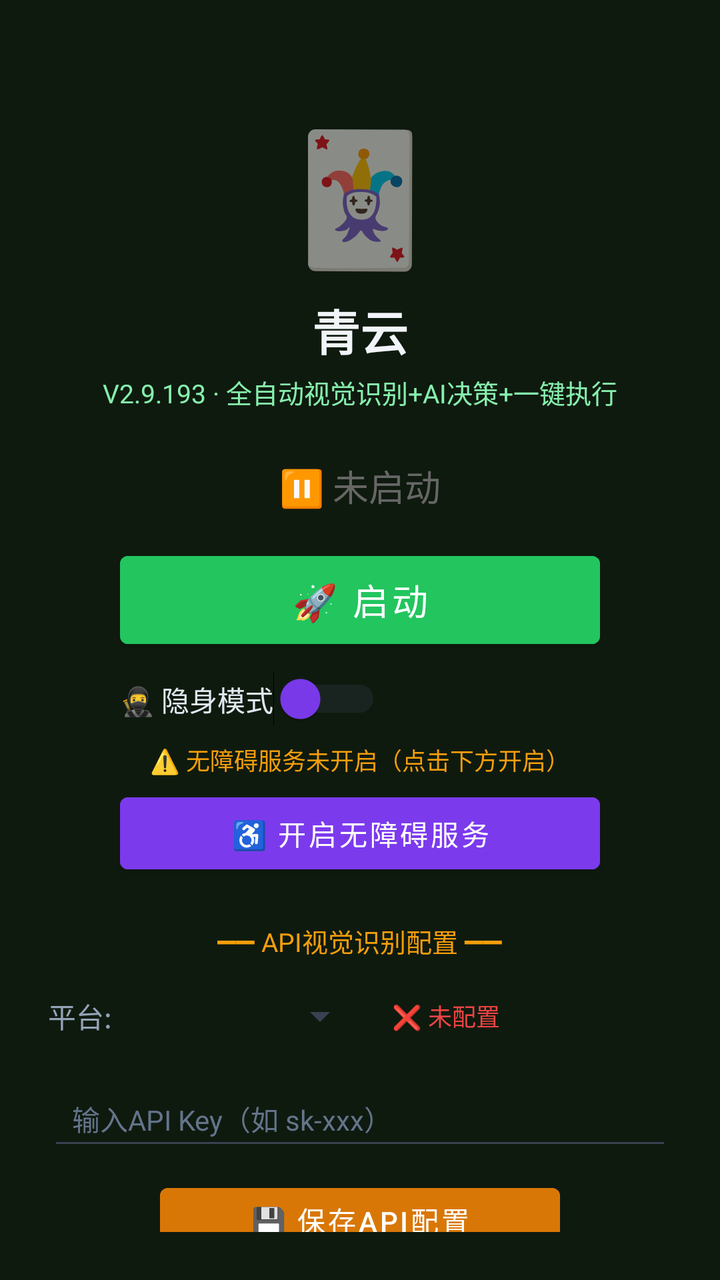
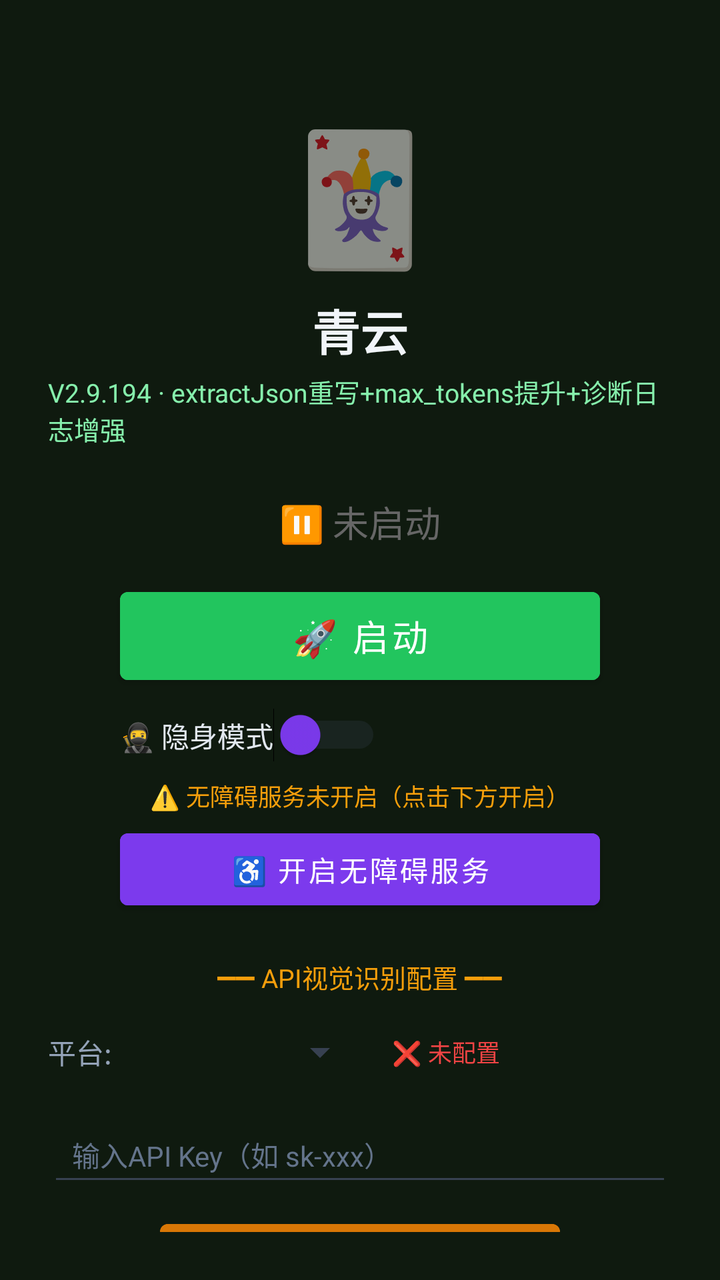

Before-and-after screenshots of an Android layout around one commit, followed by the original layout XML and the change that was made.
<!-- AndroidManifest.xml: activity theme Theme.MjScreenshot -->
<!-- res/layout/activity_main.xml -->
<?xml version="1.0" encoding="utf-8"?>
<LinearLayout xmlns:android="http://schemas.android.com/apk/res/android"
    android:layout_width="match_parent"
    android:layout_height="match_parent"
    android:orientation="vertical"
    android:background="#0f1a0f"
    android:padding="24dp"
    android:gravity="center_horizontal">

    <TextView
        android:layout_width="wrap_content"
        android:layout_height="wrap_content"
        android:text="🃏"
        android:textSize="64sp"
        android:layout_marginTop="30dp" />

    <TextView
        android:layout_width="wrap_content"
        android:layout_height="wrap_content"
        android:text="青云"
        android:textSize="24sp"
        android:textColor="#f1f5f9"
        android:textStyle="bold"
        android:layout_marginTop="8dp" />

    <TextView
        android:layout_width="wrap_content"
        android:layout_height="wrap_content"
        android:text="V2.9.193 · 全自动视觉识别+AI决策+一键执行"
        android:textSize="13sp"
        android:textColor="#86efac"
        android:layout_marginTop="4dp" />

    <TextView
        android:id="@+id/tvStatus"
        android:layout_width="wrap_content"
        android:layout_height="wrap_content"
        android:text="⏸ 未启动"
        android:textSize="18sp"
        android:textColor="#666666"
        android:layout_marginTop="24dp" />

    <Button
        android:id="@+id/btnStart"
        android:layout_width="240dp"
        android:layout_height="56dp"
        android:text="🚀 启动"
        android:textSize="18sp"
        android:textColor="#ffffff"
        android:backgroundTint="#22c55e"
        android:layout_marginTop="16dp" />

    <Button
        android:id="@+id/btnHelper"
        android:layout_width="240dp"
        android:layout_height="56dp"
        android:text="🃏 打开智囊"
        android:textSize="16sp"
        android:textColor="#ffffff"
        android:backgroundTint="#16a34a"
        android:layout_marginTop="12dp"
        android:visibility="gone" />

    
    <LinearLayout
        android:layout_width="240dp"
        android:layout_height="wrap_content"
        android:orientation="horizontal"
        android:gravity="center_vertical"
        android:layout_marginTop="8dp">

        <Switch
            android:id="@+id/switchStealth"
            android:layout_width="wrap_content"
            android:layout_height="wrap_content"
            android:text="🥷 隐身模式"
            android:textColor="#e2e8f0"
            android:textSize="14sp"
            android:thumbTint="#7c3aed"
            android:trackTint="#374151" />
    </LinearLayout>

    <TextView
        android:id="@+id/tvAccessibilityStatus"
        android:layout_width="wrap_content"
        android:layout_height="wrap_content"
        android:text="⚠️ 无障碍服务未开启（点击下方开启）"
        android:textSize="12sp"
        android:textColor="#f59e0b"
        android:layout_marginTop="8dp"
        android:gravity="center" />

    <Button
        android:id="@+id/btnAccessibility"
        android:layout_width="240dp"
        android:layout_height="48dp"
        android:text="♿ 开启无障碍服务"
        android:textSize="14sp"
        android:textColor="#ffffff"
        android:backgroundTint="#7c3aed"
        android:layout_marginTop="4dp" />

    <TextView
        android:layout_width="wrap_content"
        android:layout_height="wrap_content"
        android:text="━━ API视觉识别配置 ━━"
        android:textSize="13sp"
        android:textColor="#f59e0b"
        android:layout_marginTop="20dp" />

    <LinearLayout
        android:layout_width="match_parent"
        android:layout_height="wrap_content"
        android:orientation="horizontal"
        android:layout_marginTop="8dp"
        android:gravity="center_vertical">

        <TextView
            android:layout_width="wrap_content"
            android:layout_height="wrap_content"
            android:text="平台:"
            android:textSize="14sp"
            android:textColor="#94a3b8" />

        <Spinner
            android:id="@+id/spinnerProvider"
            android:layout_width="120dp"
            android:layout_height="40dp"
            android:layout_marginStart="8dp"
            android:backgroundTint="#374151" />

        <TextView
            android:id="@+id/tvApiStatus"
            android:layout_width="wrap_content"
            android:layout_height="wrap_content"
            android:text="❌ 未配置"
            android:textSize="12sp"
            android:textColor="#ef4444"
            android:layout_marginStart="12dp" />
    </LinearLayout>

    <EditText
        android:id="@+id/etApiKey"
        android:layout_width="match_parent"
        android:layout_height="44dp"
        android:hint="输入API Key（如 sk-xxx）"
        android:textSize="14sp"
        android:textColor="#e2e8f0"
        android:textColorHint="#64748b"
        android:backgroundTint="#374151"
        android:inputType="textPassword"
        android:layout_marginTop="8dp"
        android:paddingStart="12dp"
        android:paddingEnd="12dp" />

    <Button
        android:id="@+id/btnSaveApi"
        android:layout_width="200dp"
        android:layout_height="44dp"
        android:text="💾 保存API配置"
        android:textSize="14sp"
        android:textColor="#ffffff"
        android:backgroundTint="#d97706"
        android:layout_marginTop="8dp" />

    <TextView
        android:id="@+id/tvHint"
        android:layout_width="wrap_content"
        android:layout_height="wrap_content"
        android:text="先点上方按钮启动截屏"
        android:textSize="13sp"
        android:textColor="#666666"
        android:layout_marginTop="12dp"
        android:gravity="center" />

    <TextView
        android:layout_width="wrap_content"
        android:layout_height="wrap_content"
        android:text="使用步骤：\n1. 配置API Key（支持OpenAI/通义千问VL/硅基流动）\n2. 点「开启无障碍服务」→ 开启\n3. 开启「🥷隐身模式」(反检测)\n4. 点「启动」→ 允许悬浮窗\n5. 打牌时点屏幕上的🎯悬浮球即可截屏识别\n★ 拖动悬浮球可移到不挡牌的位置 ★\n★ 长按悬浮球可展开/收起详细面板 ★\n★ 悬浮球边框颜色=建议：绿=加注 橙=跟注 红=弃牌 ★"
        android:textSize="12sp"
        android:textColor="#64748b"
        android:layout_marginTop="12dp"
        android:lineSpacingExtra="3dp" />

</LinearLayout>
<!-- resources referenced by this layout -->
<resources>
  <style name="Theme.MjScreenshot" parent="Theme.MaterialComponents.DayNight.DarkActionBar">
          <item name="colorPrimary">#1e40af</item>
          <item name="colorPrimaryVariant">#1e3a8a</item>
          <item name="colorOnPrimary">#ffffff</item>
          <item name="android:statusBarColor">#0f172a</item>
      </style>
</resources>

<!-- the commit's change to res/layout/activity_main.xml (unified diff, before → after) -->
@@ -26,7 +26,7 @@
     <TextView
         android:layout_width="wrap_content"
         android:layout_height="wrap_content"
-        android:text="V2.9.193 · 全自动视觉识别+AI决策+一键执行"
+        android:text="V2.9.194 · extractJson重写+max_tokens提升+诊断日志增强"
         android:textSize="13sp"
         android:textColor="#86efac"
         android:layout_marginTop="4dp" />
